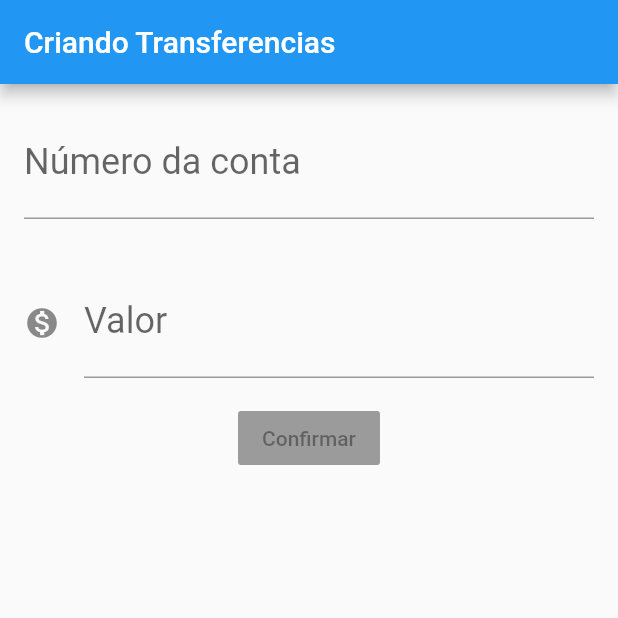
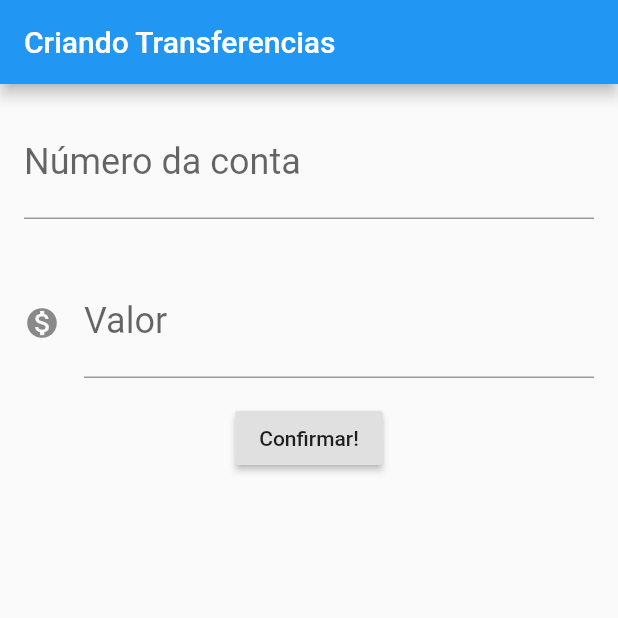
Before and after one commit to Florenncio/learning_flutter, a Flutter app: the screen it shows after launch, on a phone screen of 412 x 824 dp, the top half of it. Run offline on Flutter 3.47's test engine with Material 2 defaults, Android fonts, the phone set to English and light mode, and no system bars.

```diff
--- a/bytebank/lib/main.dart
+++ b/bytebank/lib/main.dart
@@ -14,6 +14,10 @@ class BytebankApp extends StatelessWidget {
 }
 
 class FormularioTransferencias extends StatelessWidget {
+
+  final TextEditingController _controladorCampoNumeroConta =  TextEditingController();
+  final TextEditingController _controladorCampoValor =  TextEditingController();
+
   @override
   Widget build(BuildContext context) {
     return Scaffold(
@@ -23,6 +27,7 @@ class FormularioTransferencias extends StatelessWidget {
           Padding(
             padding: const EdgeInsets.all(16.0),
             child: TextField(
+              controller: _controladorCampoNumeroConta,
               style: TextStyle(
                 fontSize: 24.0,
               ),
@@ -36,6 +41,7 @@ class FormularioTransferencias extends StatelessWidget {
           Padding(
             padding: const EdgeInsets.all(16.0),
             child: TextField(
+              controller: _controladorCampoValor,
               style: TextStyle(
                 fontSize: 24.0,
               ),
@@ -48,7 +54,16 @@ class FormularioTransferencias extends StatelessWidget {
             ),
           ),
           RaisedButton(
-            child: Text('Confirmar'),
+            onPressed: () {
+              final int numeroConta = int.tryParse(_controladorCampoNumeroConta.text);
+              final double valor = double.tryParse(_controladorCampoValor.text);
+
+              if (numeroConta != null && valor != null){
+                final transferenciaCriada = Transferencia(valor, numeroConta);
+                debugPrint('$transferenciaCriada');
+              }
+            },
+            child: Text('Confirmar!'),
           )
         ],
       )
@@ -100,4 +115,9 @@ class Transferencia {
   final int numeroConta;
 
   Transferencia(this.valor, this.numeroConta);
+
+  @override
+  String toString() {
+    return 'Transferencia{valor: $valor, numeroConta: $numeroConta}';
+  }
 }
```
